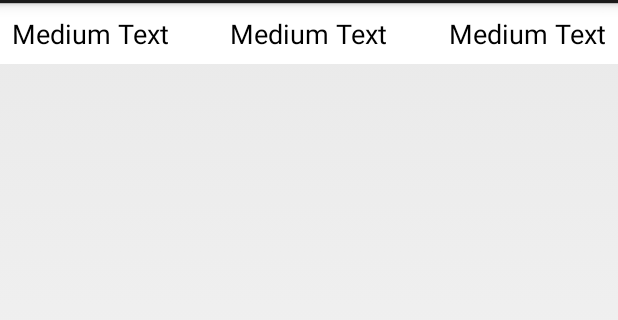
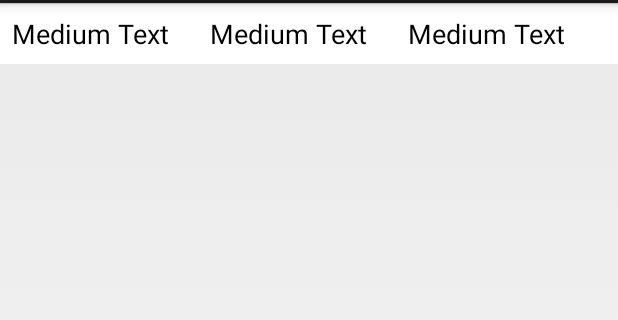
Before and after one commit to lcrepet/ShareIt-client, an Android app: the layout search_list_item_layout.xml on its own in the app's theme, with its tools: preview values and no code run, on a phone screen of 412 x 824 dp, the part 69-389 px from its top. Run offline under Robolectric (Android 15) with nearby library versions, the phone set to English and light mode, and no system bars.

Commit message:
Display list of products

```diff
--- a/app/src/main/res/layout/activity_add_object.xml
+++ b/app/src/main/res/layout/activity_add_object.xml
@@ -39,14 +39,15 @@
         android:layout_below="@id/NameObject"
         android:inputType="textMultiLine"
         android:hint="@string/desc_object"
-        android:lines="5"/>
+        android:lines="5"
+        android:gravity="top"/>
 
     <EditText
         android:id="@+id/PicObject"
         style="@style/text_style"
         android:layout_below="@id/DescObject"
         android:hint="@string/pic_object"
-        android:inputType="text" />
+        android:inputType="text"/>
 
     <Button
         android:id="@+id/FindPic"
--- a/app/src/main/res/layout/search_list_item_layout.xml
+++ b/app/src/main/res/layout/search_list_item_layout.xml
@@ -1,12 +1,12 @@
 <?xml version="1.0" encoding="utf-8"?>
-<RelativeLayout xmlns:android="http://schemas.android.com/apk/res/android"
-    android:orientation="vertical" android:layout_width="match_parent"
+<LinearLayout xmlns:android="http://schemas.android.com/apk/res/android"
+    android:orientation="horizontal" android:layout_width="match_parent"
     android:layout_height="wrap_content"
     android:padding="8dp"
     android:background="#ffffffff">
 
     <TextView
-        android:layout_width="wrap_content"
+        android:layout_width="match_parent"
         android:layout_height="wrap_content"
         android:textAppearance="?android:attr/textAppearanceMedium"
         android:text="Medium Text"
@@ -14,24 +14,26 @@
         android:layout_alignParentTop="true"
         android:layout_alignParentLeft="true"
         android:layout_alignParentStart="true"
-        android:maxLength="15" />
+        android:layout_weight="1"/>
 
     <TextView
-        android:layout_width="wrap_content"
+        android:layout_width="match_parent"
         android:layout_height="wrap_content"
         android:textAppearance="?android:attr/textAppearanceMedium"
         android:text="Medium Text"
         android:id="@+id/ObjectStatus"
         android:layout_alignParentTop="true"
-        android:layout_centerHorizontal="true" />
+        android:layout_centerHorizontal="true"
+        android:layout_weight="1" />
 
     <TextView
-        android:layout_width="wrap_content"
+        android:layout_width="match_parent"
         android:layout_height="wrap_content"
         android:textAppearance="?android:attr/textAppearanceMedium"
         android:text="Medium Text"
         android:id="@+id/ObjectCategory"
         android:layout_alignParentTop="true"
         android:layout_alignParentRight="true"
-        android:layout_alignParentEnd="true" />
-</RelativeLayout>
+        android:layout_alignParentEnd="true"
+        android:layout_weight="1" />
+</LinearLayout>
```
